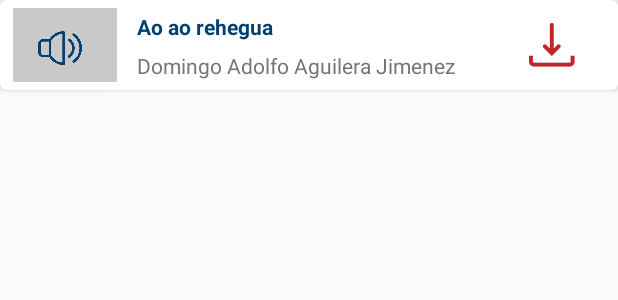
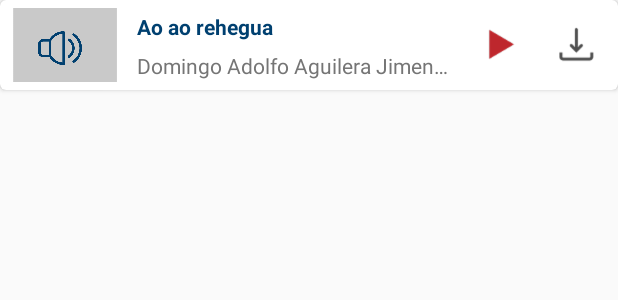
Before and after one commit to dianamelga/Arandu, an Android app: the layout cardview_cuento.xml on its own in the app's theme, with its tools: preview values and no code run, on a phone screen of 412 x 824 dp. Shown: the top 300 px of the screen. Run offline under Robolectric (Android 15) with nearby library versions, the phone set to English and light mode, and no system bars; plain views replace AutofitTextView.

```diff
--- a/app/src/main/java/com/fpuna/arandu/Presenters/AudioPresenter.java
+++ b/app/src/main/java/com/fpuna/arandu/Presenters/AudioPresenter.java
@@ -163,10 +163,8 @@ public class AudioPresenter implements IAudio.Presenter {
             super.onPostExecute(aVoid);
             view.hideProgressMessage();
             if(throwable != null) {
-                ErrorMessage errorMessage = new ErrorMessage();
-                view.showMessage("Hubo un error al tratar de reproducir el audio. "+errorMessage.get(throwable));
-                view.showPlay();
-                view.hidePause();
+                view.showMessage("Hubo un problema al tratar de reproducir el audio. ");
+                stopAudio();
                 return;
             }
 
--- a/app/src/main/res/layout/cardview_cuento.xml
+++ b/app/src/main/res/layout/cardview_cuento.xml
@@ -31,51 +31,62 @@
             android:id="@+id/audio"
             android:layout_width="0dp"
             android:layout_height="match_parent"
-            android:layout_weight="0.6"
+            android:layout_marginLeft="10dp"
+            android:layout_weight="0.55"
             android:orientation="vertical"
-            android:layout_marginLeft="10dp"
             android:weightSum="1">
 
             <me.grantland.widget.AutofitTextView
                 android:id="@+id/nombre_cuento"
                 android:layout_width="match_parent"
                 android:layout_height="0dp"
+                android:layout_marginTop="8dp"
                 android:layout_weight="0.5"
+                android:singleLine="true"
+                android:text="Ao ao rehegua"
+                android:textColor="@color/colorPrimary"
                 android:textStyle="bold"
-                android:layout_marginTop="8dp"
-                android:textColor="@color/colorPrimary"
-                android:text="Ao ao rehegua"
-                android:singleLine="true"
-                cardview:minTextSize="12sp"/>
+                cardview:minTextSize="12sp" />
 
             <me.grantland.widget.AutofitTextView
                 android:id="@+id/nombre_autor"
                 android:layout_width="match_parent"
                 android:layout_height="0dp"
                 android:layout_weight="0.5"
+                android:singleLine="true"
+                android:text="Domingo Adolfo Aguilera Jimenez"
                 android:textColor="@color/secondaryText"
-                android:text="Domingo Adolfo Aguilera Jimenez"
-                android:singleLine="true"
-                cardview:minTextSize="12sp"/>
+                cardview:minTextSize="12sp" />
 
         </LinearLayout>
 
         <LinearLayout
             android:layout_width="0dp"
             android:layout_height="match_parent"
-            android:layout_weight="0.2"
-            android:orientation="vertical"
-            android:layout_marginLeft="10dp">
+            android:layout_marginLeft="10dp"
+            android:layout_weight="0.25"
+            android:orientation="horizontal"
+            android:weightSum="1">
 
-        <ImageButton
-            android:id="@+id/boton_download"
-            android:layout_width="wrap_content"
-            android:layout_height="match_parent"
-            android:layout_gravity="center"
-            android:background="@android:color/transparent"
-            android:src="@drawable/download"
-            />
-            </LinearLayout>
+            <ImageButton
+                android:id="@+id/boton_play"
+                android:layout_width="0dp"
+                android:layout_height="wrap_content"
+                android:layout_gravity="center"
+                android:layout_weight="0.5"
+                android:background="@android:color/transparent"
+                android:src="@drawable/ic_play_rojo" />
+
+            <ImageButton
+                android:layout_marginLeft="5dp"
+                android:id="@+id/boton_download"
+                android:layout_width="0dp"
+                android:layout_height="wrap_content"
+                android:layout_gravity="center"
+                android:layout_weight="0.5"
+                android:background="@android:color/transparent"
+                android:src="@drawable/download" />
+        </LinearLayout>
 
 
 
--- a/app/src/main/res/values/strings.xml
+++ b/app/src/main/res/values/strings.xml
@@ -12,7 +12,7 @@
     <string name="direccion_spl_2">R.I.4 Curupayty</string>
     <string name="siguiente">Ehasa</string>
     <string name="volver">Ejevy</string>
-    <string name="finalizar">opa</string>
+    <string name="finalizar"> </string>
     <string name="nombre_fpuna">Facultad Politécnica (UNA)</string>
     <string name="direccion_fpuna">Facultad Politécnica</string>
     <string name="direccion_fpuna_2">Campus, San Lorenzo - Paraguay</string>
```
Also changed, not shown: app/src/main/java/com/fpuna/arandu/Adapters/CuentoAdapterRecyclerView.java (+11 -0 lines), app/src/main/java/com/fpuna/arandu/Utils/ErrorMessage.java (+11 -7 lines), app/src/main/java/com/fpuna/arandu/Views/AudiosActivity.java (+12 -0 lines), app/src/main/res/drawable-hdpi/download.png, app/src/main/res/drawable-hdpi/ic_play_rojo.png (added), app/src/main/res/drawable-mdpi/download.png, app/src/main/res/drawable-mdpi/ic_play_rojo.png (added), app/src/main/res/drawable-xhdpi/download.png, app/src/main/res/drawable-xhdpi/ic_play_rojo.png (added), app/src/main/res/drawable-xxhdpi/download.png, app/src/main/res/drawable-xxhdpi/ic_play_rojo.png (added), app/src/main/res/drawable-xxxhdpi/download.png, app/src/main/res/drawable-xxxhdpi/ic_play_rojo.png (added).
